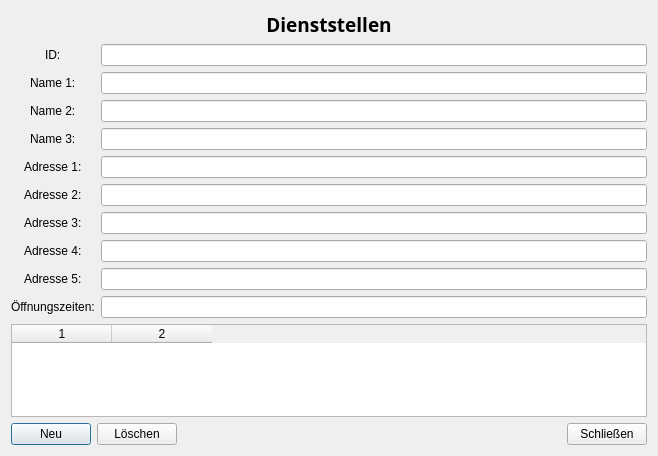
The window that cbranchedit.ui (joergpauly/megaroster) describes before a commit, drawn with Qt 5.
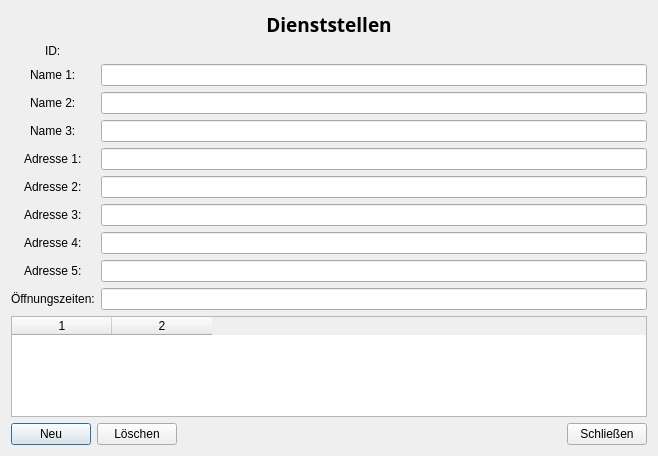
The same window after the commit.

Commit message: Einführung CBranch und CBranchEdit; Dienststellen-Tabelle. Erste lauffähige Version.

```diff
--- a/cbranchedit.ui
+++ b/cbranchedit.ui
@@ -47,13 +47,6 @@
        </property>
       </widget>
      </item>
-     <item row="0" column="1">
-      <widget class="QLineEdit" name="txtID">
-       <property name="readOnly">
-        <bool>true</bool>
-       </property>
-      </widget>
-     </item>
      <item row="1" column="1">
       <widget class="QLineEdit" name="txtName1"/>
      </item>
@@ -144,6 +137,13 @@
        </property>
       </widget>
      </item>
+     <item row="0" column="1">
+      <widget class="QLabel" name="txtID">
+       <property name="text">
+        <string/>
+       </property>
+      </widget>
+     </item>
     </layout>
    </item>
    <item>
```
Left out of the diff: 1 changed line with no effect on the pictures. The commit also changes 4 other files.
